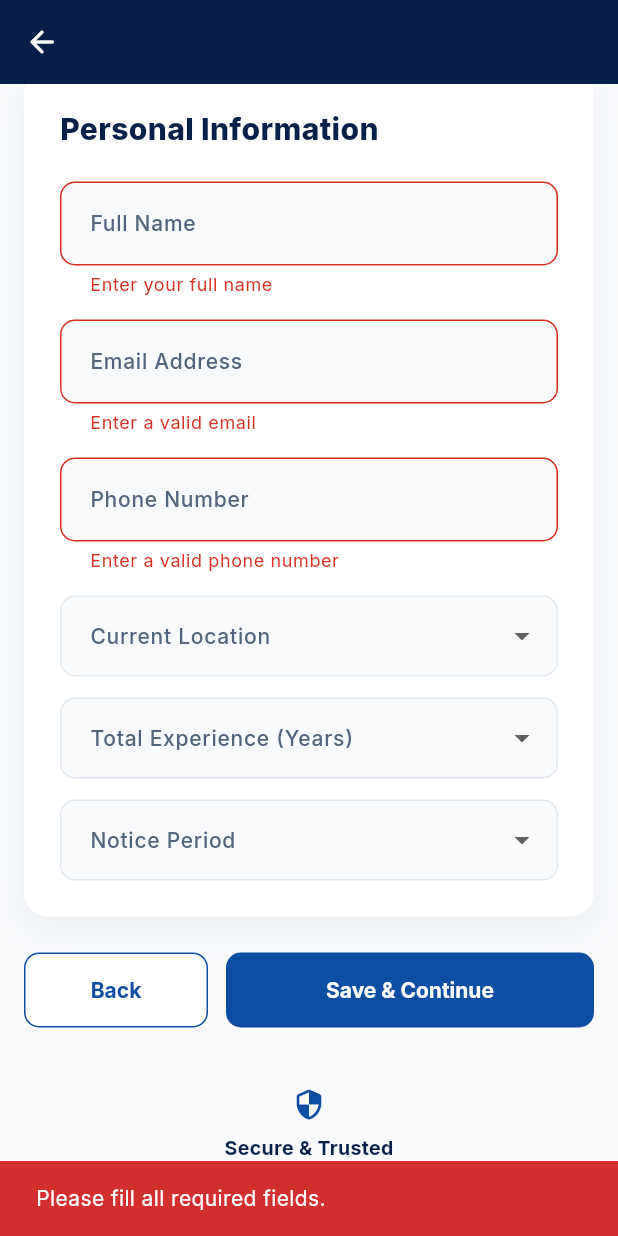
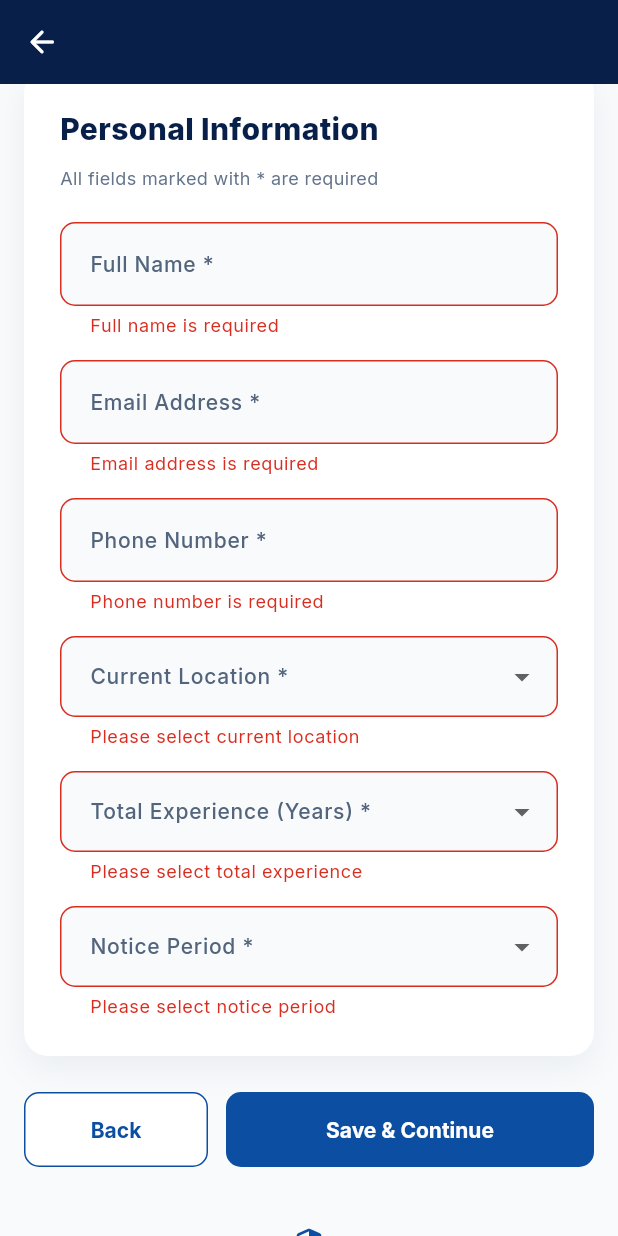
Before and after one commit to ganga27-tech/am5royal_projects, a Flutter app: the CareerApplicationPage screen opened directly with empty values, scrolled down 114 dp, after a tap on "Apply for this Role", after a tap on "Save & Continue", on a phone screen of 412 x 824 dp. Run offline on Flutter 3.47's test engine with Material 3 defaults, Android fonts, the phone set to English and light mode, and no system bars; our stand-ins replace connectivity_plus, dartz, device_info_plus, dio, equatable, file_picker and 21 more; missing offline and left inert: dart:html, dart:js, dart:ui_web, new_version_plus, razorpay_flutter; accounts and stored records are empty; network calls fail; project files that could hold a hidden picture were left out.

Commit message:
validations added

```diff
--- a/AM5ROYAL_Flutter_Website/lib/features/careers/pages/career_application_page.dart
+++ b/AM5ROYAL_Flutter_Website/lib/features/careers/pages/career_application_page.dart
@@ -1,8 +1,10 @@
 import 'package:file_picker/file_picker.dart';
 import 'package:flutter/material.dart';
+import 'package:flutter/services.dart';
 
 import '../../../core/constants/app_colors.dart';
 import '../data/careers_api.dart';
+import '../utils/career_form_validators.dart';
 
 class CareerApplicationPage extends StatefulWidget {
   const CareerApplicationPage({
@@ -19,10 +21,14 @@ class CareerApplicationPage extends StatefulWidget {
 class _CareerApplicationPageState extends State<CareerApplicationPage> {
   final CareersApi _api = CareersApi();
   final _formKey = GlobalKey<FormState>();
+  final _resumeFormKey = GlobalKey<FormState>();
 
   int _step = 0;
   bool _isSubmitting = false;
   String? _applicationReference;
+  String? _resumeError;
+  AutovalidateMode _detailsAutovalidateMode = AutovalidateMode.disabled;
+  AutovalidateMode _resumeAutovalidateMode = AutovalidateMode.disabled;
 
   final _nameController = TextEditingController();
   final _emailController = TextEditingController();
@@ -78,7 +84,8 @@ class _CareerApplicationPageState extends State<CareerApplicationPage> {
   Future<void> _pickResume() async {
     final result = await FilePicker.platform.pickFiles(
       type: FileType.custom,
-      allowedExtensions: const ['pdf', 'doc', 'docx'],
+      allowedExtensions: CareerFormValidators.allowedResumeExtensions
+          .toList(growable: false),
       withData: true,
     );
     if (result == null || result.files.isEmpty) return;
@@ -86,32 +93,72 @@ class _CareerApplicationPageState extends State<CareerApplicationPage> {
     final file = result.files.first;
     final bytes = file.bytes;
     if (bytes == null) {
-      _showError('Could not read the selected file.');
-      return;
-    }
-    if (bytes.length > 5 * 1024 * 1024) {
-      _showError('Resume must be 5MB or smaller.');
+      setState(() {
+        _resumeError = 'Could not read the selected file. Please try again.';
+        _resume = null;
+      });
       return;
     }
 
-    setState(() => _isUploadingResume = true);
+    final validationError = CareerFormValidators.resumeFile(
+      fileName: file.name,
+      fileSize: bytes.length,
+    );
+    if (validationError != null) {
+      setState(() {
+        _resumeError = validationError;
+        _resume = null;
+      });
+      return;
+    }
+
+    setState(() {
+      _isUploadingResume = true;
+      _resumeError = null;
+    });
     try {
       final uploaded = await _api.uploadResume(
         bytes: bytes,
         fileName: file.name,
       );
       if (!mounted) return;
-      setState(() => _resume = uploaded);
+      setState(() {
+        _resume = uploaded;
+        _resumeError = null;
+      });
     } catch (e) {
-      _showError('Failed to upload resume: $e');
+      setState(() {
+        _resume = null;
+        _resumeError = 'Failed to upload resume. Please try again.';
+      });
     } finally {
       if (mounted) setState(() => _isUploadingResume = false);
     }
   }
 
+  bool _validateDetailsStep() {
+    setState(() => _detailsAutovalidateMode = AutovalidateMode.always);
+    return _formKey.currentState?.validate() ?? false;
+  }
+
+  bool _validateResumeStep() {
+    setState(() => _resumeAutovalidateMode = AutovalidateMode.always);
+
+    final String? resumeValidation =
+        CareerFormValidators.resumeRequired(_resume);
+    final bool coverLetterValid =
+        _resumeFormKey.currentState?.validate() ?? true;
+
+    if (resumeValidation != null) {
+      setState(() => _resumeError = resumeValidation);
+      return false;
+    }
+
+    return coverLetterValid;
+  }
+
   Future<void> _submit() async {
-    if (_resume == null) {
-      _showError('Please upload your resume.');
+    if (!_validateResumeStep()) {
       return;
     }
 
@@ -121,7 +168,7 @@ class _CareerApplicationPageState extends State<CareerApplicationPage> {
         jobOpeningId: widget.opening.id,
         fullName: _nameController.text.trim(),
         email: _emailController.text.trim(),
-        phone: _phoneController.text.trim(),
+        phone: CareerFormValidators.normalizedPhone(_phoneController.text),
         currentLocation: _location!,
         totalExperience: _experience!,
         noticePeriod: _noticePeriod!,
@@ -150,17 +197,14 @@ class _CareerApplicationPageState extends State<CareerApplicationPage> {
 
   void _nextStep() {
     if (_step == 1) {
-      if (!_formKey.currentState!.validate() ||
-          _location == null ||
-          _experience == null ||
-          _noticePeriod == null) {
-        _showError('Please fill all required fields.');
+      if (!_validateDetailsStep()) {
         return;
       }
     }
-    if (_step == 2 && _resume == null) {
-      _showError('Please upload your resume.');
+    if (_step == 2) {
+      if (!_validateResumeStep()) {
         return;
+      }
     }
     setState(() => _step += 1);
   }
@@ -220,6 +264,7 @@ class _CareerApplicationPageState extends State<CareerApplicationPage> {
       case 1:
         return _DetailsFormStep(
           formKey: _formKey,
+          autovalidateMode: _detailsAutovalidateMode,
           nameController: _nameController,
           emailController: _emailController,
           phoneController: _phoneController,
@@ -235,11 +280,17 @@ class _CareerApplicationPageState extends State<CareerApplicationPage> {
         );
       case 2:
         return _ResumeStep(
+          formKey: _resumeFormKey,
+          autovalidateMode: _resumeAutovalidateMode,
           resume: _resume,
+          resumeError: _resumeError,
           isUploading: _isUploadingResume,
           coverLetterController: _coverLetterController,
           onPickResume: _pickResume,
-          onRemoveResume: () => setState(() => _resume = null),
+          onRemoveResume: () => setState(() {
+            _resume = null;
+            _resumeError = 'Please upload your resume to continue';
+          }),
         );
       case 3:
         return _ReviewStep(
@@ -481,6 +532,7 @@ class _RoleDetailsStep extends StatelessWidget {
 class _DetailsFormStep extends StatelessWidget {
   const _DetailsFormStep({
     required this.formKey,
+    required this.autovalidateMode,
     required this.nameController,
     required this.emailController,
     required this.phoneController,
@@ -496,6 +548,7 @@ class _DetailsFormStep extends StatelessWidget {
   });
 
   final GlobalKey<FormState> formKey;
+  final AutovalidateMode autovalidateMode;
   final TextEditingController nameController;
   final TextEditingController emailController;
   final TextEditingController phoneController;
@@ -514,6 +567,7 @@ class _DetailsFormStep extends StatelessWidget {
     return _Card(
       child: Form(
         key: formKey,
+        autovalidateMode: autovalidateMode,
         child: Column(
           crossAxisAlignment: CrossAxisAlignment.start,
           children: [
@@ -525,54 +579,69 @@ class _DetailsFormStep extends StatelessWidget {
                 fontWeight: FontWeight.w800,
               ),
             ),
+            const SizedBox(height: 8),
+            const Text(
+              'All fields marked with * are required',
+              style: TextStyle(color: Color(0xFF64748B), fontSize: 12),
+            ),
             const SizedBox(height: 20),
             _TextField(
               controller: nameController,
-              label: 'Full Name',
-              validator: (v) =>
-                  (v == null || v.trim().length < 2) ? 'Enter your full name' : null,
+              label: 'Full Name *',
+              textCapitalization: TextCapitalization.words,
+              inputFormatters: [
+                LengthLimitingTextInputFormatter(200),
+                FilteringTextInputFormatter.allow(RegExp(r"[a-zA-Z\s.'-]")),
+              ],
+              validator: CareerFormValidators.fullName,
             ),
             const SizedBox(height: 14),
             _TextField(
               controller: emailController,
-              label: 'Email Address',
+              label: 'Email Address *',
               keyboardType: TextInputType.emailAddress,
-              validator: (v) {
-                if (v == null || !v.contains('@')) return 'Enter a valid email';
-                return null;
-              },
+              inputFormatters: [
+                LengthLimitingTextInputFormatter(200),
+              ],
+              validator: CareerFormValidators.email,
             ),
             const SizedBox(height: 14),
             _TextField(
               controller: phoneController,
-              label: 'Phone Number',
+              label: 'Phone Number *',
               keyboardType: TextInputType.phone,
-              validator: (v) {
-                final digits = (v ?? '').replaceAll(RegExp(r'\D'), '');
-                if (digits.length < 10) return 'Enter a valid phone number';
-                return null;
-              },
+              inputFormatters: [
+                FilteringTextInputFormatter.digitsOnly,
+                LengthLimitingTextInputFormatter(10),
+              ],
+              validator: CareerFormValidators.phone,
             ),
             const SizedBox(height: 14),
             _DropdownField(
-              label: 'Current Location',
+              label: 'Current Location *',
               value: location,
               items: locations,
               onChanged: onLocationChanged,
+              validator: (v) =>
+                  CareerFormValidators.requiredSelection(v, 'current location'),
             ),
             const SizedBox(height: 14),
             _DropdownField(
-              label: 'Total Experience (Years)',
+              label: 'Total Experience (Years) *',
               value: experience,
               items: experienceOptions,
               onChanged: onExperienceChanged,
+              validator: (v) =>
+                  CareerFormValidators.requiredSelection(v, 'total experience'),
             ),
             const SizedBox(height: 14),
             _DropdownField(
-              label: 'Notice Period',
+              label: 'Notice Period *',
               value: noticePeriod,
               items: noticeOptions,
               onChanged: onNoticeChanged,
+              validator: (v) =>
+                  CareerFormValidators.requiredSelection(v, 'notice period'),
             ),
           ],
         ),
@@ -583,14 +652,20 @@ class _DetailsFormStep extends StatelessWidget {
 
 class _ResumeStep extends StatelessWidget {
   const _ResumeStep({
+    required this.formKey,
+    required this.autovalidateMode,
     required this.resume,
+    required this.resumeError,
     required this.isUploading,
     required this.coverLetterController,
     required this.onPickResume,
     required this.onRemoveResume,
   });
 
+  final GlobalKey<FormState> formKey;
+  final AutovalidateMode autovalidateMode;
   final ResumeUploadResult? resume;
+  final String? resumeError;
   final bool isUploading;
   final TextEditingController coverLetterController;
   final VoidCallback onPickResume;
@@ -599,11 +674,14 @@ class _ResumeStep extends StatelessWidget {
   @override
   Widget build(BuildContext context) {
     return _Card(
+      child: Form(
+        key: formKey,
+        autovalidateMode: autovalidateMode,
         child: Column(
           crossAxisAlignment: CrossAxisAlignment.start,
           children: [
             const Text(
-            'Upload Resume',
+              'Upload Resume *',
               style: TextStyle(
                 color: AppColors.navy,
                 fontSize: 20,
@@ -616,12 +694,14 @@ class _ResumeStep extends StatelessWidget {
               borderRadius: BorderRadius.circular(12),
               child: Container(
                 width: double.infinity,
-              padding: const EdgeInsets.symmetric(vertical: 36, horizontal: 20),
+                padding:
+                    const EdgeInsets.symmetric(vertical: 36, horizontal: 20),
                 decoration: BoxDecoration(
                   borderRadius: BorderRadius.circular(12),
                   border: Border.all(
-                  color: const Color(0xFF94A3B8),
-                  style: BorderStyle.solid,
+                    color: resumeError != null
+                        ? Colors.red.shade400
+                        : const Color(0xFF94A3B8),
                     width: 1.5,
                   ),
                   color: const Color(0xFFF8FAFC),
@@ -635,7 +715,9 @@ class _ResumeStep extends StatelessWidget {
                     ),
                     const SizedBox(height: 10),
                     Text(
-                    isUploading ? 'Uploading...' : 'Drag & drop or click to upload',
+                      isUploading
+                          ? 'Uploading...'
+                          : 'Drag & drop or click to upload',
                       style: const TextStyle(
                         color: AppColors.navy,
                         fontWeight: FontWeight.w600,
@@ -650,6 +732,17 @@ class _ResumeStep extends StatelessWidget {
                 ),
               ),
             ),
+            if (resumeError != null) ...[
+              const SizedBox(height: 8),
+              Text(
+                resumeError!,
+                style: TextStyle(
+                  color: Colors.red.shade700,
+                  fontSize: 12,
+                  fontWeight: FontWeight.w600,
+                ),
+              ),
+            ],
           if (resume != null) ...[
             const SizedBox(height: 14),
             Container(
@@ -698,9 +791,11 @@ class _ResumeStep extends StatelessWidget {
             ),
           ),
           const SizedBox(height: 8),
-          TextField(
+          TextFormField(
             controller: coverLetterController,
             maxLines: 5,
+            maxLength: CareerFormValidators.maxCoverLetterLength,
+            validator: CareerFormValidators.coverLetter,
             decoration: InputDecoration(
               hintText: 'Tell us why you are a great fit...',
               filled: true,
@@ -709,9 +804,12 @@ class _ResumeStep extends StatelessWidget {
                 borderRadius: BorderRadius.circular(10),
                 borderSide: const BorderSide(color: Color(0xFFE2E8F0)),
               ),
+              counterText:
+                  'Optional • min 20 characters if you add a cover letter',
             ),
           ),
         ],
+      ),
     ),
     );
   }
@@ -917,12 +1015,16 @@ class _TextField extends StatelessWidget {
     required this.controller,
     required this.label,
     this.keyboardType,
+    this.textCapitalization = TextCapitalization.none,
+    this.inputFormatters,
     this.validator,
   });
 
   final TextEditingController controller;
   final String label;
   final TextInputType? keyboardType;
+  final TextCapitalization textCapitalization;
+  final List<TextInputFormatter>? inputFormatters;
   final String? Function(String?)? validator;
 
   @override
@@ -930,11 +1032,14 @@ class _TextField extends StatelessWidget {
     return TextFormField(
       controller: controller,
       keyboardType: keyboardType,
+      textCapitalization: textCapitalization,
+      inputFormatters: inputFormatters,
       validator: validator,
       decoration: InputDecoration(
         labelText: label,
         filled: true,
         fillColor: const Color(0xFFF8FAFC),
+        errorMaxLines: 2,
         border: OutlineInputBorder(
           borderRadius: BorderRadius.circular(10),
           borderSide: const BorderSide(color: Color(0xFFE2E8F0)),
@@ -950,21 +1055,25 @@ class _DropdownField extends StatelessWidget {
     required this.value,
     required this.items,
     required this.onChanged,
+    this.validator,
   });
 
   final String label;
   final String? value;
   final List<String> items;
   final ValueChanged<String?> onChanged;
+  final String? Function(String?)? validator;
 
   @override
   Widget build(BuildContext context) {
     return DropdownButtonFormField<String>(
       value: value,
+      validator: validator,
       decoration: InputDecoration(
         labelText: label,
         filled: true,
         fillColor: const Color(0xFFF8FAFC),
+        errorMaxLines: 2,
         border: OutlineInputBorder(
           borderRadius: BorderRadius.circular(10),
           borderSide: const BorderSide(color: Color(0xFFE2E8F0)),
--- /dev/null
+++ b/AM5ROYAL_Flutter_Website/lib/features/careers/utils/career_form_validators.dart
@@ -0,0 +1,128 @@
+import '../data/careers_api.dart';
+
+/// Validation helpers for the career application form.
+abstract final class CareerFormValidators {
+  CareerFormValidators._();
+
+  static final RegExp _emailRegex = RegExp(
+    r'^[a-zA-Z0-9._%+-]+@[a-zA-Z0-9.-]+\.[a-zA-Z]{2,}$',
+  );
+
+  static final RegExp _nameRegex = RegExp(r"^[a-zA-Z][a-zA-Z\s.'-]*$");
+
+  static final RegExp _indianMobileRegex = RegExp(r'^[6-9]\d{9}$');
+
+  static const Set<String> allowedResumeExtensions = {'pdf', 'doc', 'docx'};
+
+  static const int maxResumeBytes = 5 * 1024 * 1024;
+
+  static const int maxCoverLetterLength = 2000;
+
+  static String? fullName(String? value) {
+    final String name = (value ?? '').trim();
+    if (name.isEmpty) {
+      return 'Full name is required';
+    }
+    if (name.length < 2) {
+      return 'Name must be at least 2 characters';
+    }
+    if (name.length > 200) {
+      return 'Name must be 200 characters or less';
+    }
+    if (!_nameRegex.hasMatch(name)) {
+      return 'Name can only contain letters, spaces, and . \' -';
+    }
+    if (!name.contains(RegExp(r'[a-zA-Z]'))) {
+      return 'Enter a valid full name';
+    }
+    return null;
+  }
+
+  static String? email(String? value) {
+    final String email = (value ?? '').trim();
+    if (email.isEmpty) {
+      return 'Email address is required';
+    }
+    if (email.length > 200) {
+      return 'Email must be 200 characters or less';
+    }
+    if (!_emailRegex.hasMatch(email)) {
+      return 'Enter a valid email address';
+    }
+    return null;
+  }
+
+  static String? phone(String? value) {
+    final String digits = (value ?? '').replaceAll(RegExp(r'\D'), '');
+    if (digits.isEmpty) {
+      return 'Phone number is required';
+    }
+    if (digits.length != 10) {
+      return 'Enter a valid 10-digit mobile number';
+    }
+    if (!_indianMobileRegex.hasMatch(digits)) {
+      return 'Mobile number must start with 6, 7, 8, or 9';
+    }
+    return null;
+  }
+
+  static String normalizedPhone(String value) {
+    return value.replaceAll(RegExp(r'\D'), '');
+  }
+
+  static String? requiredSelection(String? value, String fieldLabel) {
+    if (value == null || value.trim().isEmpty) {
+      return 'Please select $fieldLabel';
+    }
+    return null;
+  }
+
+  static String? coverLetter(String? value) {
+    final String letter = (value ?? '').trim();
+    if (letter.isEmpty) {
+      return null;
+    }
+    if (letter.length < 20) {
+      return 'Cover letter must be at least 20 characters if provided';
+    }
+    if (letter.length > maxCoverLetterLength) {
+      return 'Cover letter must be $maxCoverLetterLength characters or less';
+    }
+    return null;
+  }
+
+  static String? resumeFile({
+    required String fileName,
+    required int fileSize,
+  }) {
+    final String extension = _fileExtension(fileName);
+    if (!allowedResumeExtensions.contains(extension)) {
+      return 'Only PDF, DOC, and DOCX files are allowed';
+    }
+    if (fileSize <= 0) {
+      return 'Selected file is empty';
+    }
+    if (fileSize > maxResumeBytes) {
+      return 'Resume must be 5MB or smaller';
+    }
+    return null;
+  }
+
+  static String? resumeRequired(ResumeUploadResult? resume) {
+    if (resume == null) {
+      return 'Please upload your resume to continue';
+    }
+    return resumeFile(
+      fileName: resume.fileName,
+      fileSize: resume.fileSize,
+    );
+  }
+
+  static String _fileExtension(String fileName) {
+    final int dotIndex = fileName.lastIndexOf('.');
+    if (dotIndex == -1 || dotIndex == fileName.length - 1) {
+      return '';
+    }
+    return fileName.substring(dotIndex + 1).toLowerCase();
+  }
+}
```
Lines whose indentation alone changed are shown as unchanged.
